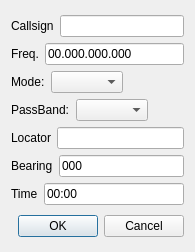
The window that mqt/MqtLogger/rigmemdialog.ui (zsteva/backup-minos2) describes before a commit, drawn with Qt 5.
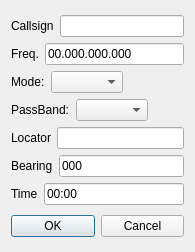
The same window after the commit.

The edit to the form file:
```diff
--- a/mqt/MqtLogger/rigmemdialog.ui
+++ b/mqt/MqtLogger/rigmemdialog.ui
@@ -181,14 +181,22 @@
     </layout>
    </item>
    <item>
-    <widget class="QDialogButtonBox" name="buttonBox">
-     <property name="orientation">
-      <enum>Qt::Horizontal</enum>
-     </property>
-     <property name="standardButtons">
-      <set>QDialogButtonBox::Cancel|QDialogButtonBox::Ok</set>
-     </property>
-    </widget>
+    <layout class="QHBoxLayout" name="horizontalLayout_8">
+     <item>
+      <widget class="QPushButton" name="okButton">
+       <property name="text">
+        <string>OK</string>
+       </property>
+      </widget>
+     </item>
+     <item>
+      <widget class="QPushButton" name="cancelButton">
+       <property name="text">
+        <string>Cancel</string>
+       </property>
+      </widget>
+     </item>
+    </layout>
    </item>
   </layout>
  </widget>
```
Left out of the diff: 35 changed lines with no effect on the pictures.
